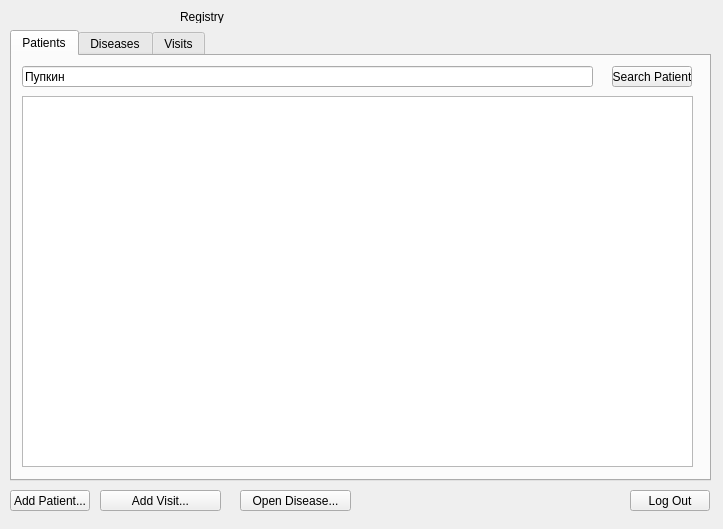
Before: the Qt Designer form registryform.ui in nikifor511/hhospital, drawn with Qt 5.
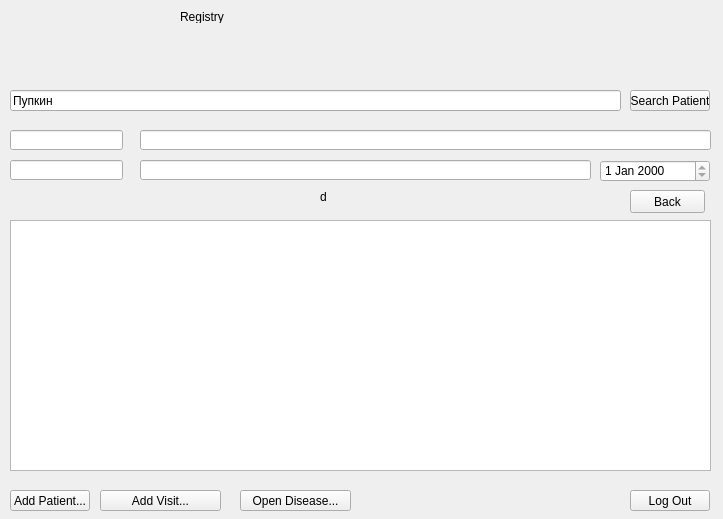
After: the same form once the commit is applied.

```diff
--- a/registryform.ui
+++ b/registryform.ui
@@ -7,7 +7,7 @@
     <x>0</x>
     <y>0</y>
     <width>723</width>
-    <height>529</height>
+    <height>519</height>
    </rect>
   </property>
   <property name="windowTitle">
@@ -78,51 +78,35 @@
     <string>Open Disease...</string>
    </property>
   </widget>
-  <widget class="QTabWidget" name="tabWidget">
+  <widget class="QTableView" name="RegistryTableView">
    <property name="geometry">
     <rect>
      <x>10</x>
-     <y>30</y>
+     <y>220</y>
      <width>701</width>
-     <height>451</height>
+     <height>251</height>
     </rect>
-   </property>
-   <property name="currentIndex">
-    <number>0</number>
-   </property>
-   <widget class="QWidget" name="PatientsTab">
-    <attribute name="title">
-     <string>Patients</string>
-    </attribute>
-    <widget class="QPushButton" name="SearchPatientPushButton">
-     <property name="geometry">
-      <rect>
-       <x>600</x>
-       <y>10</y>
-       <width>80</width>
-       <height>21</height>
-      </rect>
-     </property>
-     <property name="text">
-      <string>Search Patient</string>
-     </property>
-    </widget>
-    <widget class="QTableView" name="PatientsTableView">
+   </property>
+  </widget>
+  <widget class="QLineEdit" name="IDPatientLineEdit">
      <property name="geometry">
       <rect>
        <x>10</x>
-       <y>40</y>
-       <width>671</width>
-       <height>371</height>
-      </rect>
-     </property>
+     <y>130</y>
+     <width>113</width>
+     <height>20</height>
+    </rect>
+   </property>
+   <property name="readOnly">
+    <bool>true</bool>
+   </property>
     </widget>
     <widget class="QLineEdit" name="searchPatientLineEdit">
      <property name="geometry">
       <rect>
        <x>10</x>
-       <y>10</y>
-       <width>571</width>
+     <y>90</y>
+     <width>611</width>
        <height>21</height>
       </rect>
      </property>
@@ -130,30 +114,25 @@
       <string>Пупкин</string>
      </property>
     </widget>
-   </widget>
-   <widget class="QWidget" name="DiseasesTab">
-    <attribute name="title">
-     <string>Diseases</string>
-    </attribute>
-    <widget class="QLineEdit" name="IDPatientLineEdit">
+  <widget class="QPushButton" name="SearchPatientPushButton">
      <property name="geometry">
       <rect>
-       <x>10</x>
-       <y>10</y>
-       <width>113</width>
-       <height>20</height>
-      </rect>
-     </property>
-     <property name="readOnly">
-      <bool>true</bool>
+     <x>630</x>
+     <y>90</y>
+     <width>80</width>
+     <height>21</height>
+    </rect>
+   </property>
+   <property name="text">
+    <string>Search Patient</string>
      </property>
     </widget>
     <widget class="QLineEdit" name="FIOPatientLineEdit">
      <property name="geometry">
       <rect>
        <x>140</x>
-       <y>10</y>
-       <width>541</width>
+     <y>130</y>
+     <width>571</width>
        <height>20</height>
       </rect>
      </property>
@@ -161,22 +140,70 @@
       <bool>true</bool>
      </property>
     </widget>
-    <widget class="QTableView" name="DiseasesTableView">
+  <widget class="QPushButton" name="BackPushButton">
+   <property name="geometry">
+    <rect>
+     <x>630</x>
+     <y>190</y>
+     <width>75</width>
+     <height>23</height>
+    </rect>
+   </property>
+   <property name="text">
+    <string>Back</string>
+   </property>
+  </widget>
+  <widget class="QLabel" name="TableNameLabel">
+   <property name="geometry">
+    <rect>
+     <x>320</x>
+     <y>190</y>
+     <width>47</width>
+     <height>13</height>
+    </rect>
+   </property>
+   <property name="text">
+    <string>d</string>
+   </property>
+  </widget>
+  <widget class="QLineEdit" name="DescriptionDiseaseLineEdit">
+   <property name="geometry">
+    <rect>
+     <x>140</x>
+     <y>160</y>
+     <width>451</width>
+     <height>20</height>
+    </rect>
+   </property>
+   <property name="readOnly">
+    <bool>true</bool>
+   </property>
+  </widget>
+  <widget class="QLineEdit" name="IDDiseaseLineEdit">
      <property name="geometry">
       <rect>
        <x>10</x>
-       <y>40</y>
-       <width>671</width>
-       <height>371</height>
-      </rect>
-     </property>
-    </widget>
-   </widget>
-   <widget class="QWidget" name="VisitsTab">
-    <attribute name="title">
-     <string>Visits</string>
-    </attribute>
-   </widget>
+     <y>160</y>
+     <width>113</width>
+     <height>20</height>
+    </rect>
+   </property>
+   <property name="readOnly">
+    <bool>true</bool>
+   </property>
+  </widget>
+  <widget class="QDateEdit" name="BeginDateEdit">
+   <property name="geometry">
+    <rect>
+     <x>600</x>
+     <y>160</y>
+     <width>110</width>
+     <height>22</height>
+    </rect>
+   </property>
+   <property name="readOnly">
+    <bool>true</bool>
+   </property>
   </widget>
  </widget>
  <resources/>
```
Lines whose indentation alone changed are shown as unchanged.
